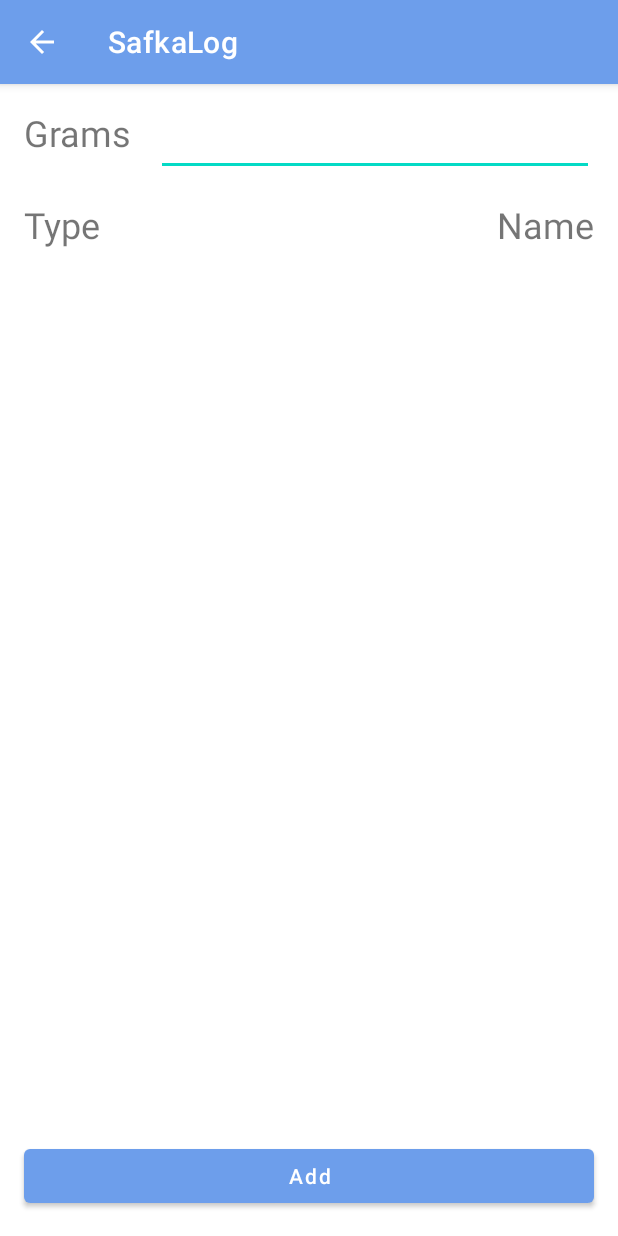
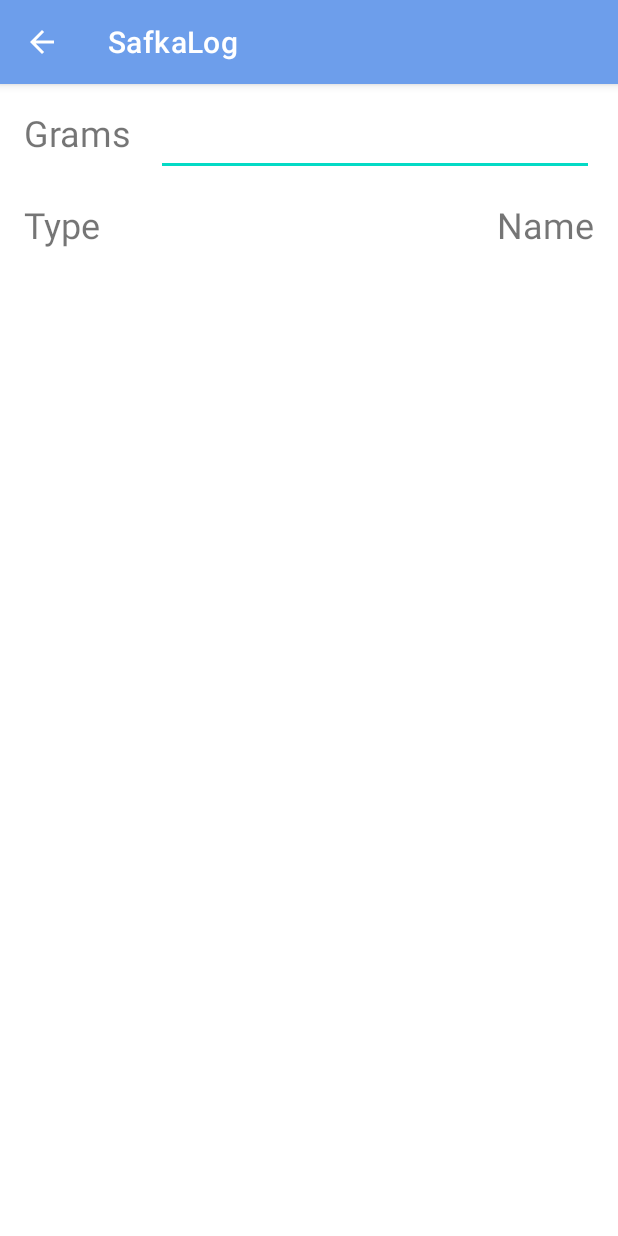
Before and after one commit to mScule/safkaLog, an Android app: the EatActivity screen opened directly, with no data from a screen before it, on a phone screen of 412 x 824 dp. Run offline under Robolectric (Android 15) with nearby library versions, the phone set to English and light mode, and no system bars.

```diff
--- a/app/src/main/java/com/ahkera/safkalog/adapters/EatableAdapter.java
+++ b/app/src/main/java/com/ahkera/safkalog/adapters/EatableAdapter.java
@@ -71,7 +71,6 @@ public class EatableAdapter extends RecyclerView.Adapter<EatableAdapter.ContactH
 
     public class ContactHolder extends RecyclerView.ViewHolder implements View.OnClickListener{
 
-
         private TextView eatableType, eatableName;
         private OnEatableListener onEatableListener;
 
--- a/app/src/main/res/layout/activity_eat.xml
+++ b/app/src/main/res/layout/activity_eat.xml
@@ -73,23 +73,8 @@
         android:layout_margin="16dp"
 
         app:layout_constraintTop_toBottomOf="@id/ac_eat_ll_eatables"
-        app:layout_constraintBottom_toTopOf="@id/ac_eat_btn_add"
+        app:layout_constraintBottom_toBottomOf="parent"
         app:layout_constraintStart_toStartOf="parent"
         app:layout_constraintEnd_toEndOf="parent">
     </androidx.recyclerview.widget.RecyclerView>
-
-    <Button
-        android:id="@+id/ac_eat_btn_add"
-
-        android:layout_width="match_parent"
-        android:layout_height="wrap_content"
-
-        android:text="@string/sh_btn_add"
-        android:textAllCaps="false"
-
-        android:layout_margin="16dp"
-
-        app:layout_constraintBottom_toBottomOf="parent"
-        app:layout_constraintStart_toStartOf="parent"
-        app:layout_constraintEnd_toEndOf="parent"/>
 </androidx.constraintlayout.widget.ConstraintLayout>
--- a/app/src/main/res/values/strings.xml
+++ b/app/src/main/res/values/strings.xml
@@ -21,7 +21,7 @@
     <string name="ac_main_tv_todayTotalKcal">Today</string>
     <string name="ac_main_tv_totalKcalDummy">0.0</string>
 
-    <string name="ac_main_btn_eat">Eat</string>
+    <string name="ac_main_btn_eat">Consume</string>
     <string name="ac_main_btn_ingredients">Ingredients</string>
     <string name="ac_main_btn_recipes">Recipes</string>
     <string name="ac_main_btn_diary">Diary</string>
```
Also changed, not shown: app/src/main/java/com/ahkera/safkalog/activities/EatActivity.java (+18 -16 lines), app/src/main/java/com/ahkera/safkalog/activities/IngredientsActivity.java (+6 -13 lines), app/src/main/java/com/ahkera/safkalog/util/Alert.java (added, +25 -0 lines).
